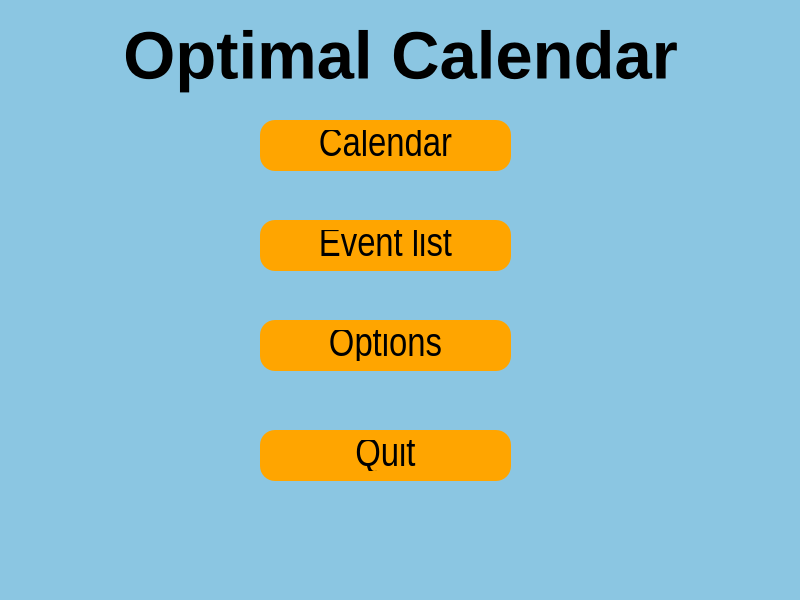
Old version of the form ui/main_menu.ui in the repository bartzlot/optimal_calendar.
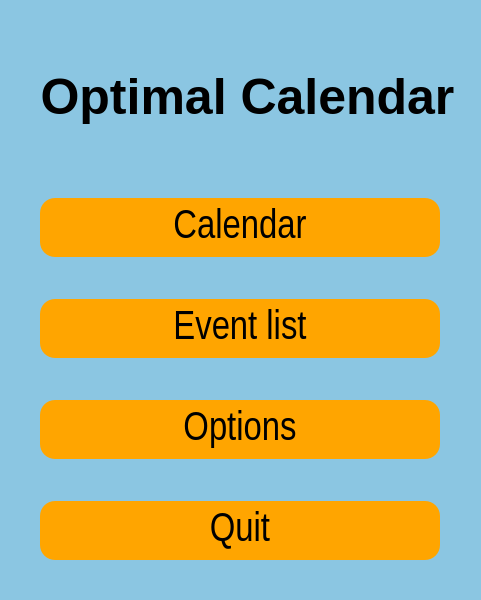
New version of the form.

Commit message: Added design to all windows and made exit button to calendar window

Patch:
```diff
--- a/ui/main_menu.ui
+++ b/ui/main_menu.ui
@@ -6,7 +6,7 @@
    <rect>
     <x>0</x>
     <y>0</y>
-    <width>800</width>
+    <width>481</width>
     <height>600</height>
    </rect>
   </property>
@@ -19,21 +19,48 @@
 }</string>
   </property>
   <widget class="QWidget" name="centralwidget">
+   <widget class="QWidget" name="verticalLayoutWidget">
+    <property name="geometry">
+     <rect>
+      <x>0</x>
+      <y>0</y>
+      <width>495</width>
+      <height>601</height>
+     </rect>
+    </property>
+    <layout class="QVBoxLayout" name="verticalLayout">
+     <property name="leftMargin">
+      <number>40</number>
+     </property>
+     <property name="topMargin">
+      <number>0</number>
+     </property>
+     <property name="rightMargin">
+      <number>40</number>
+     </property>
+     <item>
    <widget class="QLabel" name="label">
-    <property name="geometry">
-     <rect>
-      <x>30</x>
-      <y>0</y>
-      <width>741</width>
-      <height>111</height>
-     </rect>
+       <property name="maximumSize">
+        <size>
+         <width>16777215</width>
+         <height>120</height>
+        </size>
     </property>
     <property name="font">
      <font>
-      <pointsize>50</pointsize>
+         <family>Arial</family>
+         <pointsize>-1</pointsize>
       <bold>true</bold>
      </font>
     </property>
+       <property name="styleSheet">
+        <string notr="true">QLabel {
+    font-family: Arial, sans-serif;
+    font-size: 50px;
+    font-weight: bold;
+    color: black;
+}</string>
+       </property>
     <property name="text">
      <string>Optimal Calendar</string>
     </property>
@@ -41,14 +68,14 @@
      <set>Qt::AlignCenter</set>
     </property>
    </widget>
+     </item>
+     <item>
    <widget class="QPushButton" name="calendar_button">
-    <property name="geometry">
-     <rect>
-      <x>260</x>
-      <y>120</y>
-      <width>251</width>
-      <height>51</height>
-     </rect>
+       <property name="maximumSize">
+        <size>
+         <width>400</width>
+         <height>16777215</height>
+        </size>
     </property>
     <property name="font">
      <font>
@@ -74,14 +101,47 @@
      <string>Calendar</string>
     </property>
    </widget>
+     </item>
+     <item>
+      <widget class="QPushButton" name="event_list_button">
+       <property name="maximumSize">
+        <size>
+         <width>400</width>
+         <height>16777215</height>
+        </size>
+       </property>
+       <property name="font">
+        <font>
+         <family>Arial Narrow</family>
+         <pointsize>-1</pointsize>
+        </font>
+       </property>
+       <property name="styleSheet">
+        <string notr="true">    QPushButton {
+        background-color: orange;
+        color: black;
+        border-radius: 15px;
+        padding: 10px 20px;
+        font-size: 40px;
+        font-family: &quot;Arial Narrow&quot;, sans-serif;
+    }
+    
+    QPushButton:pressed {
+        background-color: darkorange; /* Change color when button is pressed */
+    }</string>
+       </property>
+       <property name="text">
+        <string>Event list</string>
+       </property>
+      </widget>
+     </item>
+     <item>
    <widget class="QPushButton" name="options_button">
-    <property name="geometry">
-     <rect>
-      <x>260</x>
-      <y>320</y>
-      <width>251</width>
-      <height>51</height>
-     </rect>
+       <property name="maximumSize">
+        <size>
+         <width>400</width>
+         <height>16777215</height>
+        </size>
     </property>
     <property name="font">
      <font>
@@ -107,14 +167,14 @@
      <string>Options</string>
     </property>
    </widget>
+     </item>
+     <item>
    <widget class="QPushButton" name="quit_button">
-    <property name="geometry">
-     <rect>
-      <x>260</x>
-      <y>430</y>
-      <width>251</width>
-      <height>51</height>
-     </rect>
+       <property name="maximumSize">
+        <size>
+         <width>400</width>
+         <height>16777215</height>
+        </size>
     </property>
     <property name="font">
      <font>
@@ -140,51 +200,10 @@
      <string>Quit</string>
     </property>
    </widget>
-   <widget class="QPushButton" name="event_list_button">
-    <property name="geometry">
-     <rect>
-      <x>260</x>
-      <y>220</y>
-      <width>251</width>
-      <height>51</height>
-     </rect>
-    </property>
-    <property name="font">
-     <font>
-      <family>Arial Narrow</family>
-      <pointsize>-1</pointsize>
-     </font>
-    </property>
-    <property name="styleSheet">
-     <string notr="true">    QPushButton {
-        background-color: orange;
-        color: black;
-        border-radius: 15px;
-        padding: 10px 20px;
-        font-size: 40px;
-        font-family: &quot;Arial Narrow&quot;, sans-serif;
-    }
-    
-    QPushButton:pressed {
-        background-color: darkorange; /* Change color when button is pressed */
-    }</string>
-    </property>
-    <property name="text">
-     <string>Event list</string>
-    </property>
+     </item>
+    </layout>
    </widget>
   </widget>
-  <widget class="QMenuBar" name="menubar">
-   <property name="geometry">
-    <rect>
-     <x>0</x>
-     <y>0</y>
-     <width>800</width>
-     <height>21</height>
-    </rect>
-   </property>
-  </widget>
-  <widget class="QStatusBar" name="statusbar"/>
  </widget>
  <resources/>
  <connections/>
```
Left out of the diff: 2 changed lines with no effect on the pictures. Lines whose indentation alone changed are shown as unchanged. The commit also changes 9 other files.
